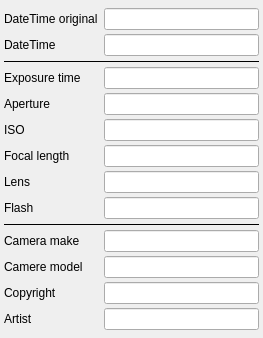
This is library/modules/metadatamodule.ui in jaapgeurts/photostage as Qt 5 draws it before an edit. The edited form follows.
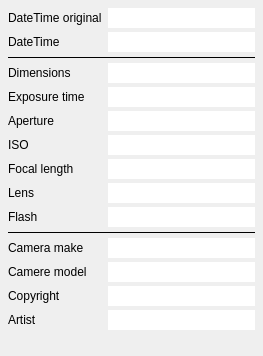
This is the edited form.

Commit message: Data base now correctly uses Modified Preorder tree for Paths Loupeview can now show detailed info preview loader now catches all Exiv2 exceptions Meta data now shows image dimensions (only available after import and reload) loupeview zooming in progress

Diff of the .ui file:
```diff
--- a/library/modules/metadatamodule.ui
+++ b/library/modules/metadatamodule.ui
@@ -7,7 +7,7 @@
     <x>0</x>
     <y>0</y>
     <width>263</width>
-    <height>327</height>
+    <height>356</height>
    </rect>
   </property>
   <property name="windowTitle">
@@ -21,13 +21,13 @@
     <number>4</number>
    </property>
    <property name="leftMargin">
-    <number>4</number>
+    <number>8</number>
    </property>
    <property name="topMargin">
     <number>8</number>
    </property>
    <property name="rightMargin">
-    <number>4</number>
+    <number>8</number>
    </property>
    <property name="bottomMargin">
     <number>8</number>
@@ -41,6 +41,9 @@
    </item>
    <item row="0" column="1">
     <widget class="QLineEdit" name="leDateTimeOriginal">
+     <property name="frame">
+      <bool>false</bool>
+     </property>
      <property name="readOnly">
       <bool>true</bool>
      </property>
@@ -55,6 +58,9 @@
    </item>
    <item row="1" column="1">
     <widget class="QLineEdit" name="leDateTime">
+     <property name="frame">
+      <bool>false</bool>
+     </property>
      <property name="readOnly">
       <bool>true</bool>
      </property>
@@ -71,90 +77,125 @@
     </widget>
    </item>
    <item row="3" column="0">
+    <widget class="QLabel" name="label_13">
+     <property name="text">
+      <string>Dimensions</string>
+     </property>
+    </widget>
+   </item>
+   <item row="3" column="1">
+    <widget class="QLineEdit" name="leDimensions">
+     <property name="frame">
+      <bool>false</bool>
+     </property>
+     <property name="readOnly">
+      <bool>true</bool>
+     </property>
+    </widget>
+   </item>
+   <item row="4" column="0">
     <widget class="QLabel" name="label_3">
      <property name="text">
       <string>Exposure time</string>
      </property>
     </widget>
    </item>
-   <item row="3" column="1">
+   <item row="4" column="1">
     <widget class="QLineEdit" name="leExposure">
+     <property name="frame">
+      <bool>false</bool>
+     </property>
      <property name="readOnly">
       <bool>true</bool>
      </property>
     </widget>
    </item>
-   <item row="4" column="0">
+   <item row="5" column="0">
     <widget class="QLabel" name="label_4">
      <property name="text">
       <string>Aperture</string>
      </property>
     </widget>
    </item>
-   <item row="4" column="1">
+   <item row="5" column="1">
     <widget class="QLineEdit" name="leAperture">
+     <property name="frame">
+      <bool>false</bool>
+     </property>
      <property name="readOnly">
       <bool>true</bool>
      </property>
     </widget>
    </item>
-   <item row="5" column="0">
+   <item row="6" column="0">
     <widget class="QLabel" name="label_5">
      <property name="text">
       <string>ISO</string>
      </property>
     </widget>
    </item>
-   <item row="5" column="1">
+   <item row="6" column="1">
     <widget class="QLineEdit" name="leISO">
+     <property name="frame">
+      <bool>false</bool>
+     </property>
      <property name="readOnly">
       <bool>true</bool>
      </property>
     </widget>
    </item>
-   <item row="6" column="0">
+   <item row="7" column="0">
     <widget class="QLabel" name="label_6">
      <property name="text">
       <string>Focal length</string>
      </property>
     </widget>
    </item>
-   <item row="6" column="1">
+   <item row="7" column="1">
     <widget class="QLineEdit" name="leFocalLength">
+     <property name="frame">
+      <bool>false</bool>
+     </property>
      <property name="readOnly">
       <bool>true</bool>
      </property>
     </widget>
    </item>
-   <item row="7" column="0">
+   <item row="8" column="0">
     <widget class="QLabel" name="label_7">
      <property name="text">
       <string>Lens</string>
      </property>
     </widget>
    </item>
-   <item row="7" column="1">
+   <item row="8" column="1">
     <widget class="QLineEdit" name="leLens">
+     <property name="frame">
+      <bool>false</bool>
+     </property>
      <property name="readOnly">
       <bool>true</bool>
      </property>
     </widget>
    </item>
-   <item row="8" column="0">
+   <item row="9" column="0">
     <widget class="QLabel" name="label_8">
      <property name="text">
       <string>Flash</string>
      </property>
     </widget>
    </item>
-   <item row="8" column="1">
+   <item row="9" column="1">
     <widget class="QLineEdit" name="leFlash">
+     <property name="frame">
+      <bool>false</bool>
+     </property>
      <property name="readOnly">
       <bool>true</bool>
      </property>
     </widget>
    </item>
-   <item row="9" column="0" colspan="2">
+   <item row="10" column="0" colspan="2">
     <widget class="Line" name="line_2">
      <property name="frameShadow">
       <enum>QFrame::Plain</enum>
@@ -164,57 +205,69 @@
      </property>
     </widget>
    </item>
-   <item row="10" column="0">
+   <item row="11" column="0">
     <widget class="QLabel" name="label_9">
      <property name="text">
       <string>Camera make</string>
      </property>
     </widget>
    </item>
-   <item row="10" column="1">
+   <item row="11" column="1">
     <widget class="QLineEdit" name="leCameraMake">
+     <property name="frame">
+      <bool>false</bool>
+     </property>
      <property name="readOnly">
       <bool>true</bool>
      </property>
     </widget>
    </item>
-   <item row="11" column="0">
+   <item row="12" column="0">
     <widget class="QLabel" name="label_10">
      <property name="text">
       <string>Camere model</string>
      </property>
     </widget>
    </item>
-   <item row="11" column="1">
+   <item row="12" column="1">
     <widget class="QLineEdit" name="leCameraModel">
+     <property name="frame">
+      <bool>false</bool>
+     </property>
      <property name="readOnly">
       <bool>true</bool>
      </property>
     </widget>
    </item>
-   <item row="12" column="0">
+   <item row="13" column="0">
     <widget class="QLabel" name="label_11">
      <property name="text">
       <string>Copyright</string>
      </property>
     </widget>
    </item>
-   <item row="12" column="1">
+   <item row="13" column="1">
     <widget class="QLineEdit" name="leCopyright">
+     <property name="frame">
+      <bool>false</bool>
+     </property>
      <property name="readOnly">
       <bool>true</bool>
      </property>
     </widget>
    </item>
-   <item row="13" column="0">
+   <item row="14" column="0">
     <widget class="QLabel" name="label_12">
      <property name="text">
       <string>Artist</string>
      </property>
     </widget>
    </item>
-   <item row="13" column="1">
+   <item row="14" column="1">
     <widget class="QLineEdit" name="leArtist">
+     <property name="frame">
+      <bool>false</bool>
+     </property>
      <property name="readOnly">
       <bool>true</bool>
      </property>
```
The commit also changes 26 other files.
